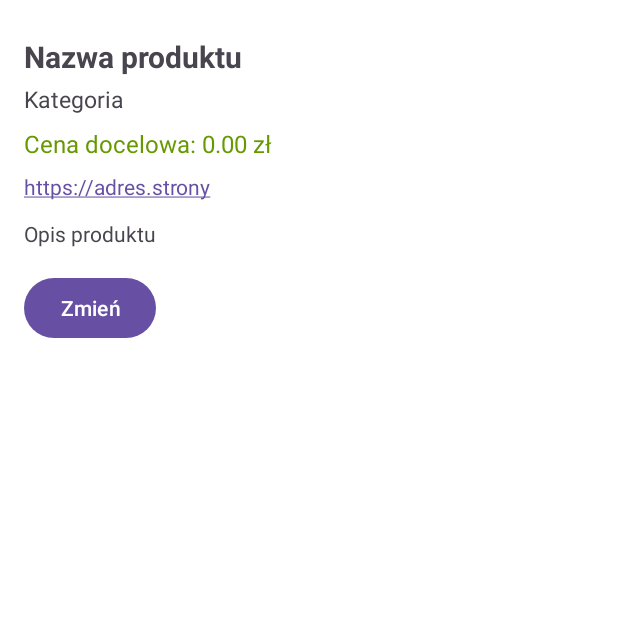
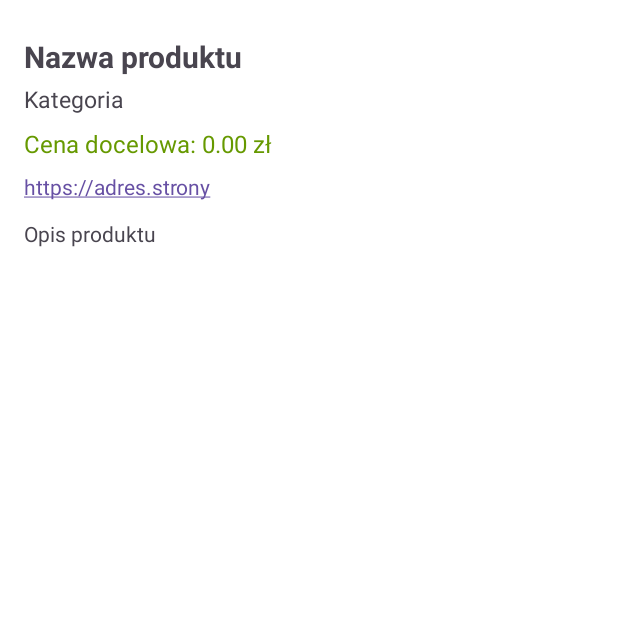
Before and after one commit to Antix22/lowcaokazji, an Android app: the ProductDetailsActivity screen opened directly, with no data from a screen before it, on a phone screen of 412 x 824 dp, the top half of it. Run offline under Robolectric (Android 15) with nearby library versions, the phone set to English and light mode, and no system bars; our stand-ins replace Room's generated code.

```diff
--- a/app/src/main/java/com/example/lowcaokazji/data/HistoryDao.java
+++ b/app/src/main/java/com/example/lowcaokazji/data/HistoryDao.java
@@ -12,6 +12,12 @@ public interface HistoryDao {
     @Insert
     void insert(HistoryEntry entry);
 
+    @Query("SELECT * FROM history WHERE username = :username ORDER BY timestamp DESC")
+    LiveData<List<HistoryEntry>> getAllForUser(String username);
+
+    @Query("DELETE FROM history WHERE username = :username")
+    void clearHistoryForUser(String username);
+
     @Query("SELECT * FROM history ORDER BY timestamp DESC")
     LiveData<List<HistoryEntry>> getAll();
 
--- a/app/src/main/res/layout/activity_product_details.xml
+++ b/app/src/main/res/layout/activity_product_details.xml
@@ -53,28 +53,7 @@
             android:text="Opis produktu"
             android:layout_marginBottom="16dp" />
 
-        <EditText
-            android:id="@+id/editNewTargetPrice"
-            android:layout_width="match_parent"
-            android:layout_height="wrap_content"
-            android:hint="Nowy próg cenowy"
-            android:inputType="numberDecimal"
-            android:visibility="gone"/>
-
-        <Button
-            android:id="@+id/buttonChangePrice"
-            android:layout_width="wrap_content"
-            android:layout_height="wrap_content"
-            android:text="Zmień"/>
-
-        <Button
-            android:id="@+id/buttonSavePrice"
-            android:layout_width="wrap_content"
-            android:layout_height="wrap_content"
-            android:text="Zapisz"
-            android:visibility="gone"
-            android:layout_marginBottom="10dp"/>
-
+        <!-- Usunięto elementy editNewTargetPrice, buttonChangePrice oraz buttonSavePrice jeśli nie są już potrzebne -->
 
     </LinearLayout>
 </ScrollView>
```
Also changed, not shown: app/src/main/java/com/example/lowcaokazji/data/HistoryEntry.java (+5 -3 lines), app/src/main/java/com/example/lowcaokazji/repository/HistoryRepository.java (+4 -6 lines), app/src/main/java/com/example/lowcaokazji/ui/HistoryActivity.java (+6 -1 lines), app/src/main/java/com/example/lowcaokazji/ui/ProductDetailsActivity.java (+0 -60 lines), app/src/main/java/com/example/lowcaokazji/viewmodel/HistoryViewModel.java (+4 -6 lines), app/src/main/java/com/example/lowcaokazji/workers/PriceCheckWorker.java (+7 -1 lines).
